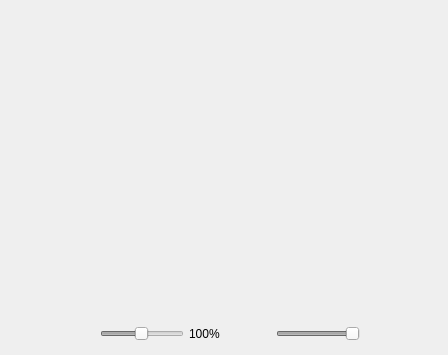
Old version of the form src/view/poseviewer/poseviewer.ui in the repository florianblume/6d-pat.
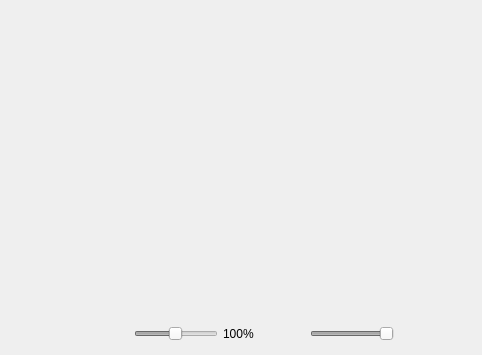
New version of the form.

Patch:
```diff
--- a/src/view/poseviewer/poseviewer.ui
+++ b/src/view/poseviewer/poseviewer.ui
@@ -6,7 +6,7 @@
    <rect>
     <x>0</x>
     <y>0</y>
-    <width>448</width>
+    <width>482</width>
     <height>355</height>
    </rect>
   </property>
```
